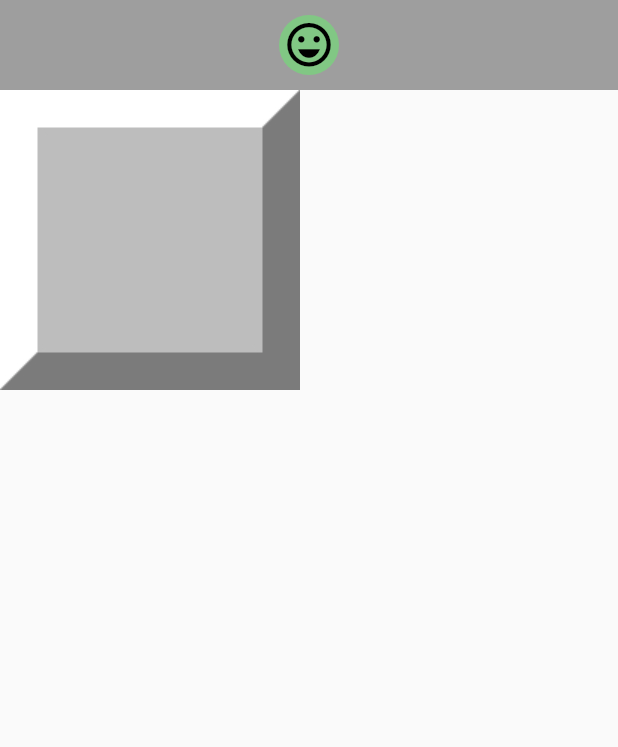
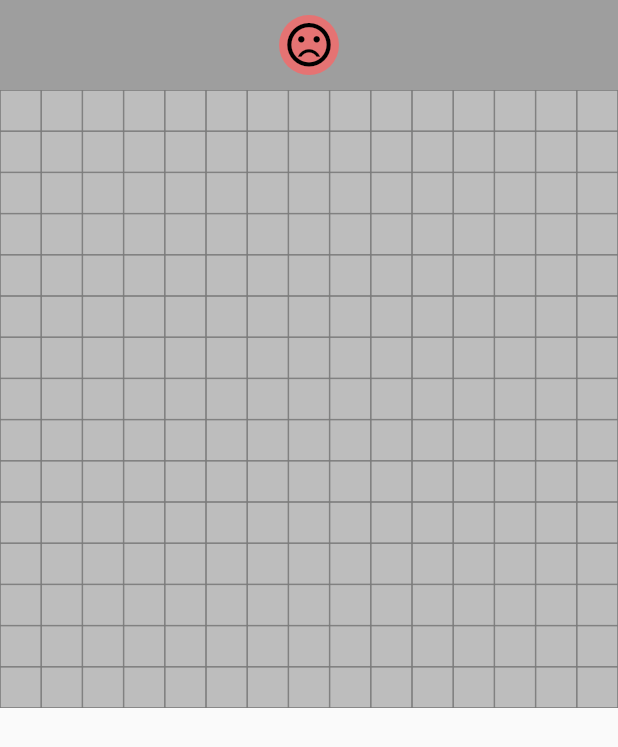
Before and after one commit to HenriqueCisi/project_mine_field, a Flutter app: the screen it shows after launch, on a phone screen of 412 x 824 dp. Shown: the top 747 px of the screen. Run offline on Flutter 3.47's test engine with Material 2 defaults, Android fonts, the phone set to English and light mode, and no system bars.

Commit message:
adds board widget

```diff
--- /dev/null
+++ b/lib/components/board_widget.dart
@@ -0,0 +1,32 @@
+import 'package:flutter/widgets.dart';
+import 'package:project_mine_field/components/field_widget.dart';
+import 'package:project_mine_field/models/board.dart';
+import 'package:project_mine_field/models/field.dart';
+
+class BoardWidget extends StatelessWidget {
+  final Board board;
+
+  final void Function(Field) onOpenField;
+  final void Function(Field) onSwitchMark;
+
+  const BoardWidget(
+      {required this.board,
+      required this.onOpenField,
+      required this.onSwitchMark,
+      super.key});
+
+  @override
+  Widget build(BuildContext context) {
+    return Container(
+      child: GridView.count(
+        crossAxisCount: board.gridsQt,
+        children: board.fields.map((element) {
+          return FieldWidget(
+              field: element,
+              onOpenField: onOpenField,
+              onSwitchMark: onSwitchMark);
+        }).toList(),
+      ),
+    );
+  }
+}
--- a/lib/components/field_widget.dart
+++ b/lib/components/field_widget.dart
@@ -1,6 +1,4 @@
 import 'package:flutter/material.dart';
-import 'package:flutter/src/widgets/framework.dart';
-import 'package:flutter/src/widgets/placeholder.dart';
 import 'package:project_mine_field/models/field.dart';
 
 class FieldWidget extends StatelessWidget {
--- a/lib/screens/mine_field.dart
+++ b/lib/screens/mine_field.dart
@@ -1,6 +1,7 @@
 import 'package:flutter/material.dart';
-import 'package:project_mine_field/components/field_widget.dart';
+import 'package:project_mine_field/components/board_widget.dart';
 import 'package:project_mine_field/components/result_widget.dart';
+import 'package:project_mine_field/models/board.dart';
 import 'package:project_mine_field/models/field.dart';
 
 class MineFieldApp extends StatelessWidget {
@@ -8,19 +9,23 @@
 
   @override
   Widget build(BuildContext context) {
-
-    Field field = Field(line: 0, grid: 0);
-
     return MaterialApp(
       home: Scaffold(
-      appBar: ResultWidget(won:true, onReset: _reset),
-      body: FieldWidget(field: field, onOpenField: _open, onSwitchMark: _mark)
-      ,)
-      ,
+        appBar: ResultWidget(won: false, onReset: _reset),
+        body: BoardWidget(
+          board: Board(
+            linesQt: 15,
+            gridsQt: 15,
+            bombsQt: 0,
+          ),
+          onOpenField: _open,
+          onSwitchMark: _mark,
+        ),
+      ),
     );
   }
 
-  void _reset(){
+  void _reset() {
     print('reset');
   }
 
@@ -31,5 +36,4 @@
   void _mark(Field field) {
     print('mark');
   }
-
 }
```
